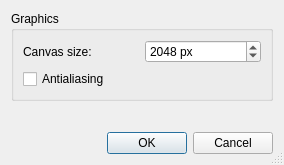
Before: the Qt Designer form forms/preferencesdialog.ui in damaki/Turtyl, drawn with Qt 5.
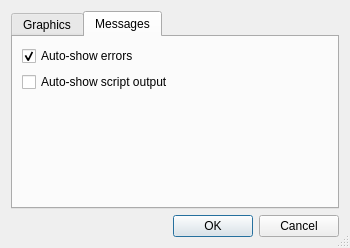
After: the same form once the commit is applied. The open tabs and pages were chosen to show the change.

Commit message: Add preferences to control auto-show messages behaviour.

Patch:
```diff
--- a/forms/preferencesdialog.ui
+++ b/forms/preferencesdialog.ui
@@ -6,8 +6,8 @@
    <rect>
     <x>0</x>
     <y>0</y>
-    <width>284</width>
-    <height>165</height>
+    <width>350</width>
+    <height>248</height>
    </rect>
   </property>
   <property name="windowTitle">
@@ -18,17 +18,15 @@
   </property>
   <layout class="QVBoxLayout" name="verticalLayout_2">
    <item>
-    <widget class="QGroupBox" name="graphicsGroupBox">
-     <property name="title">
+    <widget class="QTabWidget" name="preferencesTabWidget">
+     <property name="currentIndex">
+      <number>0</number>
+     </property>
+     <widget class="QWidget" name="graphicsPreferencesTab">
+      <attribute name="title">
       <string>Graphics</string>
-     </property>
-     <property name="flat">
-      <bool>false</bool>
-     </property>
-     <property name="checkable">
-      <bool>false</bool>
-     </property>
-     <layout class="QVBoxLayout" name="verticalLayout">
+      </attribute>
+      <layout class="QVBoxLayout" name="verticalLayout_3">
       <item>
        <layout class="QHBoxLayout" name="horizontalLayout">
         <item>
@@ -65,11 +63,8 @@
       <item>
        <widget class="QCheckBox" name="antialiasingCheckBox">
         <property name="text">
-         <string>Antialiasing</string>
-        </property>
-       </widget>
-      </item>
-     </layout>
+          <string>Antialias</string>
+         </property>
     </widget>
    </item>
    <item>
@@ -80,10 +75,57 @@
      <property name="sizeHint" stdset="0">
       <size>
        <width>20</width>
-       <height>12</height>
+           <height>40</height>
       </size>
      </property>
     </spacer>
+       </item>
+      </layout>
+     </widget>
+     <widget class="QWidget" name="messagesPreferencesTab">
+      <attribute name="title">
+       <string>Messages</string>
+      </attribute>
+      <layout class="QVBoxLayout" name="verticalLayout_4">
+       <item>
+        <widget class="QCheckBox" name="autoShowErrorsCheckBox">
+         <property name="whatsThis">
+          <string>&lt;html&gt;&lt;head/&gt;&lt;body&gt;&lt;p&gt;Makes the error messages window appear when there's an error a script.&lt;/p&gt;&lt;/body&gt;&lt;/html&gt;</string>
+         </property>
+         <property name="text">
+          <string>Auto-show errors</string>
+         </property>
+         <property name="checked">
+          <bool>true</bool>
+         </property>
+        </widget>
+       </item>
+       <item>
+        <widget class="QCheckBox" name="autoShowOutputCheckBox">
+         <property name="whatsThis">
+          <string>&lt;html&gt;&lt;head/&gt;&lt;body&gt;&lt;p&gt;Makes the output window appear when a script prints a message.&lt;/p&gt;&lt;/body&gt;&lt;/html&gt;</string>
+         </property>
+         <property name="text">
+          <string>Auto-show script output</string>
+         </property>
+        </widget>
+       </item>
+       <item>
+        <spacer name="verticalSpacer_2">
+         <property name="orientation">
+          <enum>Qt::Vertical</enum>
+         </property>
+         <property name="sizeHint" stdset="0">
+          <size>
+           <width>20</width>
+           <height>87</height>
+          </size>
+         </property>
+        </spacer>
+       </item>
+      </layout>
+     </widget>
+    </widget>
    </item>
    <item>
     <widget class="QDialogButtonBox" name="buttonBox">
```
Lines whose indentation alone changed are shown as unchanged. The commit also changes 8 other files.
